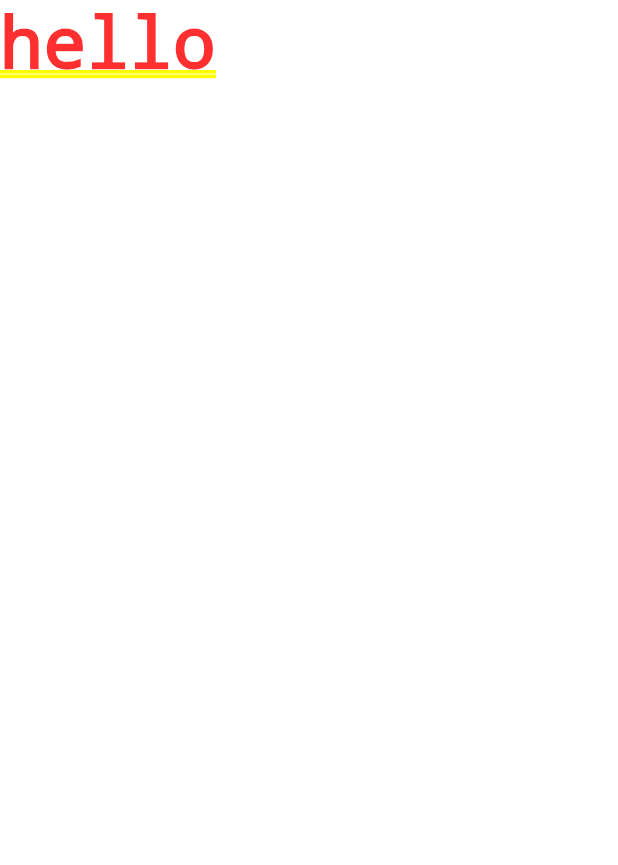
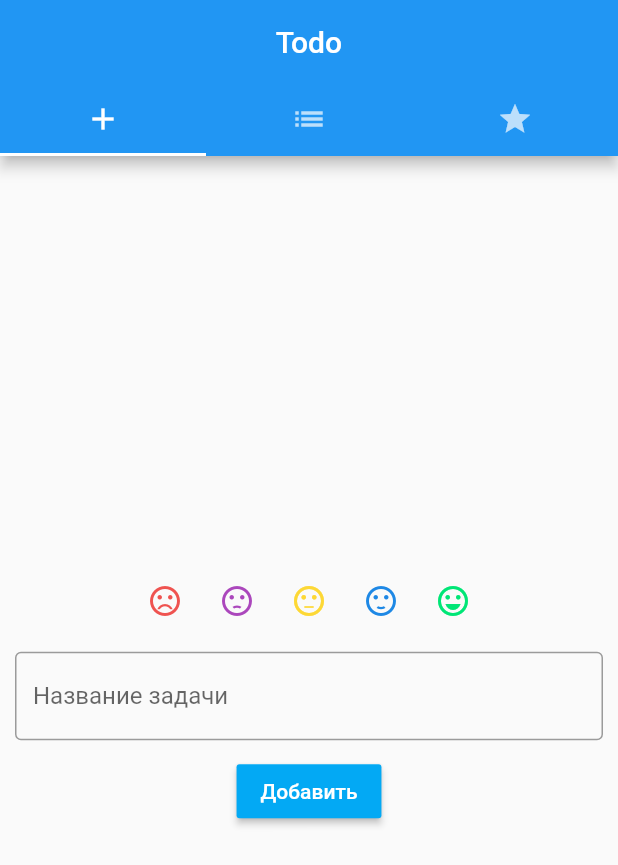
Before and after one commit to geooooo/todoapp, a Flutter app: the screen it shows after launch, on a phone screen of 412 x 824 dp. Shown: the top 865 px of the screen. Run offline on Flutter 3.47's test engine with Material 2 defaults, Android fonts, the phone set to English and light mode, and no system bars.

Commit message:
Release app v0.1

```diff
--- /dev/null
+++ b/lib/algo_struc/priority_queue.dart
@@ -0,0 +1,32 @@
+import "bin_heap.dart";
+import "priority_queue_value.dart";
+
+
+/// Очередь с приоритетами
+class PriorityQueue<T> {
+
+  /// Данные, хранящиеся в очереди
+  BinHeap<PriorityQueueValue<T>> _data = new BinHeap<PriorityQueueValue<T>>();
+
+  /// Вернуть элемент с максимальным приоритетом
+  PriorityQueueValue get max => this._data.max;
+
+  /// Преобразование очереди в список
+  List<PriorityQueueValue<T>> toList() {
+    return this._data.toList();
+  }
+
+  /// Вставка значения [value] с приоритетом [priorityIndex]
+  /// в очередь
+  void insert(int priorityIndex, T value) =>
+    this._data.add(new PriorityQueueValue(value, priorityIndex));
+
+  /// Удаление значения с индексом [valueIndex]
+  /// из очереди
+  void delete(int valueIndex) =>
+    this._data.delete(valueIndex);
+
+  /// Извлечение максимального значения очереди
+  PriorityQueueValue<T> popMax() => this._data.popMax();
+
+}
--- /dev/null
+++ b/lib/algo_struc/priority_queue_value.dart
@@ -0,0 +1,26 @@
+/// Значение очереди с приоритетом
+import "my_comparable.dart";
+
+
+class PriorityQueueValue<T> extends MyComparable<PriorityQueueValue> {
+
+  /// Значение элемента очереди
+  T value;
+  // Приоритет элемента в очереди
+  int priority;
+
+  PriorityQueueValue(this.value, this.priority);
+
+  @override
+  bool operator <(PriorityQueueValue pqv) => this.priority <  pqv.priority;
+
+  @override
+  bool operator <=(PriorityQueueValue pqv) => this.priority <= pqv.priority;
+
+  @override
+  bool operator >(PriorityQueueValue pqv) => this.priority >  pqv.priority;
+
+  @override
+  bool operator >=(PriorityQueueValue pqv) => this.priority >= pqv.priority;
+
+}
--- a/lib/bin_heap/pubspec.yaml
+++ /dev/null
@@ -1,5 +0,0 @@
-name: bin_heap
-author: Iurii Kornienko
-
-environment:
-  sdk: "^1.24.3"
--- /dev/null
+++ b/lib/components/my_tab.dart
@@ -0,0 +1,290 @@
+import 'package:flutter/material.dart';
+import "../algo_struc/priority_queue.dart";
+
+
+class MyTab extends StatefulWidget {
+
+  @override
+  _MyTab createState() => new _MyTab();
+
+}
+
+
+class _MyTab extends State<MyTab> {
+
+  /// Набираемый текст заметки
+  String _todoText = "";
+  /// Очередь для хранения заметок
+  PriorityQueue<String> _queue = new PriorityQueue<String>();
+  /// Иконка приоритета заметки
+  Icon _todoPriority;
+  /// Текст самой важной заметки
+  String _topTodoText = "";
+  /// Текст самой важной заметки
+  Icon _topTodoPriority = new Icon(null);
+  /// Список заметок
+  List<ListTile> _listView = <ListTile>[];
+
+  /// Определине приоритета по иконке
+  int _getPriorityByIcon(Icon icon) {
+    if (icon.icon == Icons.sentiment_very_dissatisfied) {
+      return 5;
+    } else if (icon.icon == Icons.sentiment_dissatisfied) {
+      return 4;
+    } else if (icon.icon == Icons.sentiment_neutral) {
+      return 3;
+    } else if (icon.icon == Icons.sentiment_satisfied) {
+      return 2;
+    }
+    return 1;
+  }
+
+  /// Установить иконку приоритета по численному значению
+  Icon _getPriorityByInt(int priority) {
+    if (priority == 5) {
+      return new Icon(
+        Icons.sentiment_very_dissatisfied,
+        color: Colors.red[400],
+      );
+    } else if (priority == 4) {
+      return new Icon(
+        Icons.sentiment_dissatisfied,
+        color: Colors.purple[400],
+      );
+    } else if (priority == 3) {
+      return new Icon(
+        Icons.sentiment_neutral,
+        color: Colors.yellow[600],
+      );
+    } else if (priority == 2) {
+      return new Icon(
+        Icons.sentiment_satisfied,
+        color: Colors.blue[600],
+      );
+    }
+    return new Icon(
+      Icons.sentiment_very_satisfied,
+      color: Colors.greenAccent[400],
+    );
+  }
+
+  /// Добавить новую заметку в очередь
+  void _addTodo() {
+    if (this._todoPriority == null) return;
+    int priority = this._getPriorityByIcon(this._todoPriority);
+    if (this._todoText.isNotEmpty) {
+      print("Insert(${priority}, '${this._todoText}')");
+      setState(() {
+        this._queue.insert(priority, this._todoText);
+        this._setTopTodo();
+        this._listView.add(new ListTile(
+          trailing: new Icon(
+            this._todoPriority.icon,
+            color: this._todoPriority.color,
+          ),
+          title: new Text(this._todoText),
+        ));
+        this._todoPriority = null;
+      });
+    }
+  }
+
+  /// Удаление заметки
+  void _deleteTodo() {
+    setState(() {
+      var max = this._queue.popMax();
+      this._setTopTodo();
+      if (this._listView.isNotEmpty) {
+        this._listView.removeWhere((ListTile w) {
+          var value = (w.title as Text).data;
+          var priority = this._getPriorityByIcon(w.trailing as Icon);
+          return (value == max.value) &&
+                 (priority == max.priority);
+        });
+      }
+    });
+  }
+
+  /// Определить самую важную заметку
+  void _setTopTodo() {
+    setState(() {
+      var max = this._queue.max;
+      if (max == null) {
+        this._topTodoText = "";
+        this._topTodoPriority = null;
+      } else {
+        this._topTodoText = max.value;
+        this._topTodoPriority = this._getPriorityByInt(max.priority);
+      }
+    });
+  }
+
+  /// Изменить текст набираемой заметки на новый [text]
+  void _changeTodoText(String text) {
+    setState(() {
+      this._todoText = text;
+    });
+  }
+
+  @override
+  Widget build(BuildContext context) {
+    return new DefaultTabController(
+      length: 3,
+      child: new Scaffold(
+        appBar: new AppBar(
+          title: new Center(
+            child: new Text(
+              "Todo",
+              textAlign: TextAlign.center,
+            ),
+          ),
+          bottom: new TabBar(
+            tabs: [
+              new Tab(icon: new Icon(Icons.add)),
+              new Tab(icon: new Icon(Icons.list)),
+              new Tab(icon: new Icon(Icons.star)),
+            ],
+          ),
+        ),
+        body: new TabBarView(
+            children: <Widget>[
+              new Column(
+                mainAxisAlignment: MainAxisAlignment.center,
+                children: <Widget>[
+                  new Row(
+                    mainAxisAlignment: MainAxisAlignment.center,
+                    children: <Widget>[
+                      new IconButton(
+                        icon: new Icon(
+                          Icons.sentiment_very_dissatisfied,
+                          color: Colors.red[400],
+                        ),
+                        onPressed: () {
+                          setState(() {
+                            this._todoPriority = new Icon(
+                              Icons.sentiment_very_dissatisfied,
+                              color: Colors.red[400],
+                            );
+                          });
+                        },
+                      ),
+                      new IconButton(
+                        icon: new Icon(
+                          Icons.sentiment_dissatisfied,
+                          color: Colors.purple[400],
+                        ),
+                        onPressed: () {
+                          setState(() {
+                            this._todoPriority = new Icon(
+                              Icons.sentiment_dissatisfied,
+                              color: Colors.purple[400],
+                            );
+                          });
+                        },
+                      ),
+                      new IconButton(
+                        icon: new Icon(
+                          Icons.sentiment_neutral,
+                          color: Colors.yellow[600],
+                        ),
+                        onPressed: () {
+                          setState(() {
+                            this._todoPriority = new Icon(
+                              Icons.sentiment_neutral,
+                              color: Colors.yellow[600],
+                            );
+                          });
+                        },
+                      ),
+                      new IconButton(
+                        icon: new Icon(
+                          Icons.sentiment_satisfied,
+                          color: Colors.blue[600],
+                        ),
+                        onPressed: () {
+                          setState(() {
+                            this._todoPriority = new Icon(
+                              Icons.sentiment_satisfied,
+                              color: Colors.blue[600],
+                            );
+                          });
+                        },
+                      ),
+                      new IconButton(
+                        icon: new Icon(
+                          Icons.sentiment_very_satisfied,
+                          color: Colors.greenAccent[400],
+                        ),
+                        onPressed: () {
+                          setState(() {
+                            this._todoPriority = new Icon(
+                              Icons.sentiment_very_satisfied,
+                              color: Colors.greenAccent[400],
+                            );
+                          });
+                        },
+                      ),
+                    ],
+                  ),
+                  new Container(
+                    padding: new EdgeInsets.symmetric(
+                      vertical: 10.0,
+                      horizontal: 10.0,
+                    ),
+                    child: new TextField(
+                      onChanged: this._changeTodoText,
+                      decoration: new InputDecoration(
+                        suffixIcon: this._todoPriority,
+                        border: new OutlineInputBorder(
+                          borderSide: new BorderSide(
+                            width: 1.0,
+                          ),
+                        ),
+                        labelText: "Название задачи",
+                      ),
+                    ),
+                  ),
+                  new RaisedButton(
+                    child: new Text("Добавить"),
+                    color: Colors.lightBlue,
+                    textColor: Colors.white,
+                    onPressed: this._addTodo,
+                  ),
+                ],
+              ),
+              new ListView(
+                children: this._listView,
+              ),
+              new Column(
+                mainAxisAlignment: MainAxisAlignment.center,
+                children: <Widget>[
+                  new Row(
+                    mainAxisAlignment: MainAxisAlignment.center,
+                    children: <Widget>[
+                      new Container(
+                        padding: new EdgeInsets.only(right: 10.0),
+                        child: Text(this._topTodoText),
+                      ),
+                      new Container(
+                        child: this._topTodoPriority,
+                      ),
+                    ],
+                  ),
+                  new Container(
+                    padding: new EdgeInsets.only(top: 10.0),
+                    child: new RaisedButton(
+                      child: new Text("Выполнено"),
+                      color: Colors.lightBlue,
+                      textColor: Colors.white,
+                      onPressed: this._deleteTodo,
+                    )
+                  ),
+                ],
+              ),
+            ],
+        ),
+      ),
+    );
+  }
+
+}
--- /dev/null
+++ b/lib/components/todo_app.dart
@@ -0,0 +1,16 @@
+import 'package:flutter/material.dart';
+import "my_tab.dart";
+
+
+class TodoApp extends StatelessWidget {
+
+  @override
+  Widget build(BuildContext context) {
+    return new MaterialApp(
+      title: 'Todo',
+      theme: new ThemeData.light(),
+      home: new MyTab(),
+    );
+  }
+
+}
--- a/lib/main.dart
+++ b/lib/main.dart
@@ -1,20 +1,5 @@
 import 'package:flutter/material.dart';
+import "components/todo_app.dart";
 
 
-void main() => runApp(new MyApp());
-
-
-class MyApp extends StatelessWidget {
-
-  @override
-  Widget build(BuildContext context) {
-    return new MaterialApp(
-      title: 'Flutter Demo',
-      theme: new ThemeData(
-        primarySwatch: Colors.blue,
-      ),
-      home: new Text("hello"),
-    );
-  }
-
-}
+void main() => runApp(new TodoApp());
--- a/pubspec.yaml
+++ b/pubspec.yaml
@@ -2,6 +2,11 @@ name: todoapp
 description: Simple todo application.
 
 dependencies:
+  bin_heap:
+    path: lib/bin_heap
+  priority_queue:
+    path: lib/priority_queue
+
   flutter:
     sdk: flutter
 
```
Also changed, not shown: lib/algo_struc/bin_heap.dart (added, +89 -0 lines), lib/algo_struc/my_comparable.dart (added, +9 -0 lines), lib/bin_heap/bin_heap.dart (deleted, +0 -99 lines), lib/priority_queue/priority_queue.dart (deleted, +0 -29 lines), lib/priority_queue/priority_queue_value.dart (deleted, +0 -16 lines), lib/priority_queue/pubspec.yaml (deleted, +0 -9 lines), 7 other files.
